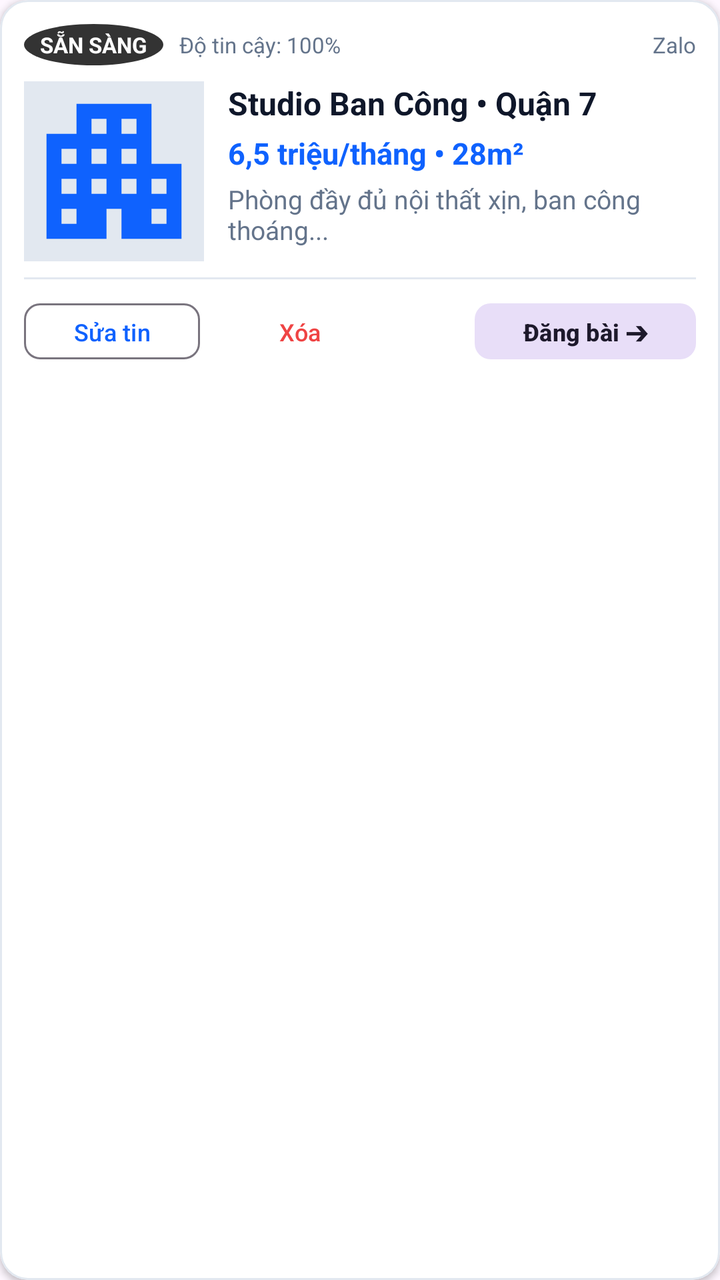
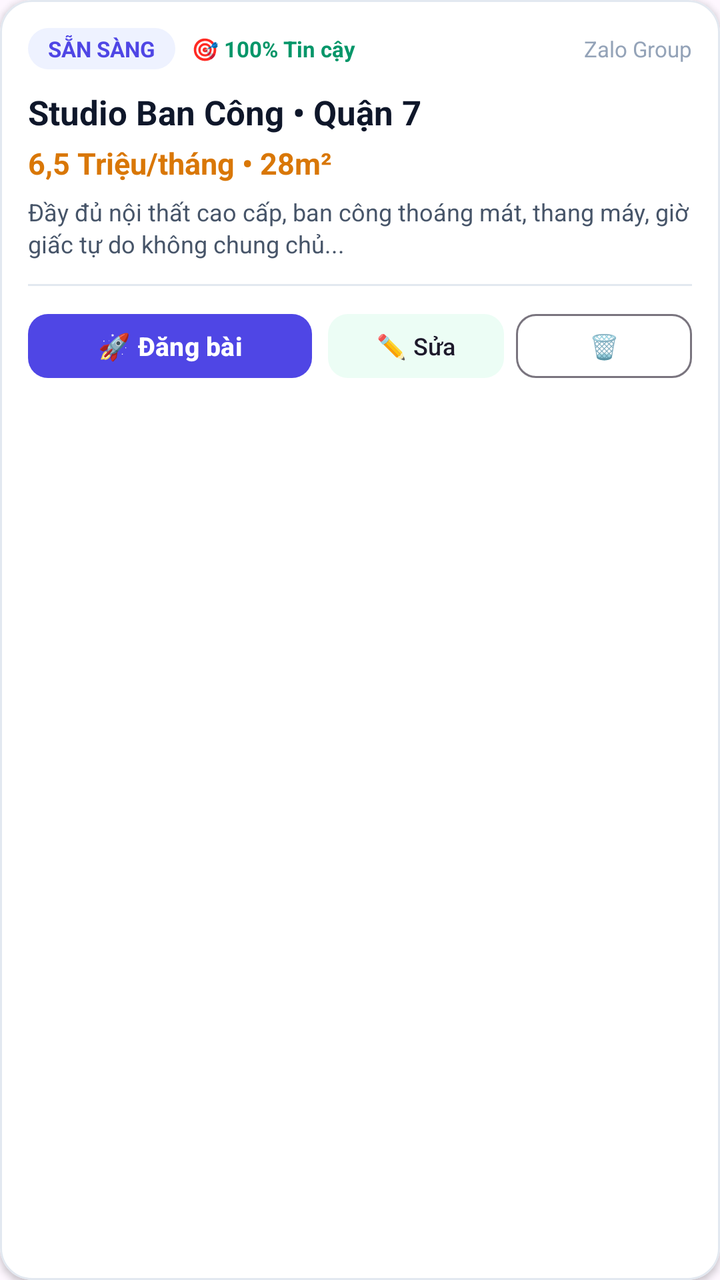

Screens rendered from an Android XML layout before and after an edit, with the pre-edit source and the edit as a unified diff.
<!-- AndroidManifest.xml: application theme Theme.Z2FBPostManager -->
<!-- res/layout/item_listing.xml -->
<?xml version="1.0" encoding="utf-8"?>
<com.google.android.material.card.MaterialCardView 
    xmlns:android="http://schemas.android.com/apk/res/android"
    xmlns:app="http://schemas.android.com/apk/res-auto"
    android:layout_width="match_parent"
    android:layout_height="wrap_content"
    android:layout_marginBottom="10dp"
    app:cardCornerRadius="14dp"
    app:cardElevation="2dp"
    app:strokeWidth="1dp"
    app:strokeColor="@color/divider"
    app:cardBackgroundColor="@color/surface">

    <LinearLayout
        android:layout_width="match_parent"
        android:layout_height="wrap_content"
        android:orientation="vertical"
        android:padding="12dp">

        <LinearLayout
            android:layout_width="match_parent"
            android:layout_height="wrap_content"
            android:orientation="horizontal"
            android:gravity="center_vertical">

            <TextView
                android:id="@+id/tv_status_badge"
                android:layout_width="wrap_content"
                android:layout_height="wrap_content"
                android:text="SẴN SÀNG"
                android:textSize="11sp"
                android:textStyle="bold"
                android:textColor="@color/white"
                android:background="@drawable/bg_circle_badge"
                android:paddingHorizontal="8dp"
                android:paddingVertical="3dp" />

            <TextView
                android:id="@+id/tv_confidence_badge"
                android:layout_width="wrap_content"
                android:layout_height="wrap_content"
                android:layout_marginStart="8dp"
                android:text="Độ tin cậy: 100%"
                android:textSize="11sp"
                android:textColor="@color/text_secondary" />

            <View
                android:layout_width="0dp"
                android:layout_height="1dp"
                android:layout_weight="1" />

            <TextView
                android:id="@+id/tv_source_tag"
                android:layout_width="wrap_content"
                android:layout_height="wrap_content"
                android:text="Zalo"
                android:textSize="11sp"
                android:textColor="@color/text_secondary" />
        </LinearLayout>

        <LinearLayout
            android:layout_width="match_parent"
            android:layout_height="wrap_content"
            android:layout_marginTop="8dp"
            android:orientation="horizontal">

            <ImageView
                android:id="@+id/iv_cover"
                android:layout_width="90dp"
                android:layout_height="90dp"
                android:scaleType="centerCrop"
                android:background="@color/divider"
                android:src="@drawable/ic_apartment"
                app:cornerRadius="8dp" />

            <LinearLayout
                android:layout_width="0dp"
                android:layout_height="wrap_content"
                android:layout_weight="1"
                android:layout_marginStart="12dp"
                android:orientation="vertical">

                <TextView
                    android:id="@+id/tv_title_district"
                    android:layout_width="match_parent"
                    android:layout_height="wrap_content"
                    android:text="Studio Ban Công • Quận 7"
                    android:textSize="16sp"
                    android:textStyle="bold"
                    android:textColor="@color/text_primary"
                    android:maxLines="1"
                    android:ellipsize="end" />

                <TextView
                    android:id="@+id/tv_price_area"
                    android:layout_width="match_parent"
                    android:layout_height="wrap_content"
                    android:layout_marginTop="4dp"
                    android:text="6,5 triệu/tháng • 28m²"
                    android:textSize="15sp"
                    android:textStyle="bold"
                    android:textColor="@color/primary" />

                <TextView
                    android:id="@+id/tv_clean_preview"
                    android:layout_width="match_parent"
                    android:layout_height="wrap_content"
                    android:layout_marginTop="4dp"
                    android:text="Phòng đầy đủ nội thất xịn, ban công thoáng..."
                    android:textSize="13sp"
                    android:textColor="@color/text_secondary"
                    android:maxLines="2"
                    android:ellipsize="end" />
            </LinearLayout>
        </LinearLayout>

        <View
            android:layout_width="match_parent"
            android:layout_height="1dp"
            android:layout_marginVertical="8dp"
            android:background="@color/divider" />

        <LinearLayout
            android:layout_width="match_parent"
            android:layout_height="wrap_content"
            android:orientation="horizontal"
            android:gravity="center_vertical">

            <com.google.android.material.button.MaterialButton
                android:id="@+id/btn_edit_listing"
                android:layout_width="wrap_content"
                android:layout_height="36dp"
                android:text="Sửa tin"
                android:textSize="12sp"
                style="@style/Widget.Material3.Button.OutlinedButton"
                app:cornerRadius="8dp" />

            <com.google.android.material.button.MaterialButton
                android:id="@+id/btn_delete_listing"
                android:layout_width="wrap_content"
                android:layout_height="36dp"
                android:layout_marginStart="6dp"
                android:text="Xóa"
                android:textSize="12sp"
                android:textColor="@color/error"
                style="@style/Widget.Material3.Button.TextButton" />

            <View
                android:layout_width="0dp"
                android:layout_height="1dp"
                android:layout_weight="1" />

            <com.google.android.material.button.MaterialButton
                android:id="@+id/btn_post_now"
                android:layout_width="wrap_content"
                android:layout_height="36dp"
                android:text="Đăng bài ➔"
                android:textSize="12sp"
                android:textStyle="bold"
                app:cornerRadius="8dp"
                style="@style/Widget.Material3.Button.TonalButton" />
        </LinearLayout>

    </LinearLayout>
</com.google.android.material.card.MaterialCardView>
<!-- resources referenced by this layout -->
<resources>
  <color name="divider">#E2E8F0</color>
  <color name="error">#EF4444</color>
  <color name="primary">#0F62FE</color>
  <color name="surface">#FFFFFF</color>
  <color name="text_primary">#0F172A</color>
  <color name="text_secondary">#64748B</color>
  <color name="white">#FFFFFF</color>
  <!-- drawable bg_circle_badge (drawable) -->
  <?xml version="1.0" encoding="utf-8"?>
  <shape xmlns:android="http://schemas.android.com/apk/res/android"
      android:shape="oval">
      <solid android:color="#CC000000" />
  </shape>
  <!-- drawable ic_apartment (drawable) -->
  <vector xmlns:android="http://schemas.android.com/apk/res/android"
      android:width="24dp"
      android:height="24dp"
      android:viewportWidth="24"
      android:viewportHeight="24">
    <path
        android:fillColor="@color/primary"
        android:pathData="M17,11V3H7v4H3v14h8v-4h2v4h8V11H17zM7,19H5v-2h2V19zM7,15H5v-2h2V15zM7,11H5V9h2V11zM11,15H9v-2h2V15zM11,11H9V9h2V11zM11,7H9V5h2V7zM15,15h-2v-2h2V15zM15,11h-2V9h2V11zM15,7h-2V5h2V7zM19,19h-2v-2h2V19zM19,15h-2v-2h2V15z"/>
  </vector>
  <style name="Theme.Z2FBPostManager" parent="Theme.Material3.DayNight.NoActionBar">
          
          <item name="colorPrimary">@color/primary</item>
          <item name="colorOnPrimary">@color/on_primary</item>
          <item name="colorSecondary">@color/secondary</item>
          <item name="android:statusBarColor">@color/surface</item>
          <item name="android:windowLightStatusBar">true</item>
          <item name="android:navigationBarColor">@color/surface</item>
      </style>
  <color name="on_primary">#FFFFFF</color>
  <color name="secondary">#0D9488</color>
</resources>

<!-- the commit's change to res/layout/item_listing.xml (unified diff, before → after) -->
@@ -4,8 +4,8 @@
     xmlns:app="http://schemas.android.com/apk/res-auto"
     android:layout_width="match_parent"
     android:layout_height="wrap_content"
-    android:layout_marginBottom="10dp"
-    app:cardCornerRadius="14dp"
+    android:layout_marginBottom="12dp"
+    app:cardCornerRadius="16dp"
     app:cardElevation="2dp"
     app:strokeWidth="1dp"
     app:strokeColor="@color/divider"
@@ -15,8 +15,9 @@
         android:layout_width="match_parent"
         android:layout_height="wrap_content"
         android:orientation="vertical"
-        android:padding="12dp">
+        android:padding="14dp">
 
+        
         <LinearLayout
             android:layout_width="match_parent"
             android:layout_height="wrap_content"
@@ -30,9 +31,9 @@
                 android:text="SẴN SÀNG"
                 android:textSize="11sp"
                 android:textStyle="bold"
-                android:textColor="@color/white"
-                android:background="@drawable/bg_circle_badge"
-                android:paddingHorizontal="8dp"
+                android:textColor="@color/primary"
+                android:background="@drawable/bg_pill_badge"
+                android:paddingHorizontal="10dp"
                 android:paddingVertical="3dp" />
 
             <TextView
@@ -40,9 +41,10 @@
                 android:layout_width="wrap_content"
                 android:layout_height="wrap_content"
                 android:layout_marginStart="8dp"
-                android:text="Độ tin cậy: 100%"
+                android:text="🎯 100% Tin cậy"
                 android:textSize="11sp"
-                android:textColor="@color/text_secondary" />
+                android:textStyle="bold"
+                android:textColor="@color/secondary" />
 
             <View
                 android:layout_width="0dp"
@@ -53,73 +55,78 @@
                 android:id="@+id/tv_source_tag"
                 android:layout_width="wrap_content"
                 android:layout_height="wrap_content"
-                android:text="Zalo"
+                android:text="Zalo Group"
                 android:textSize="11sp"
-                android:textColor="@color/text_secondary" />
+                android:textColor="@color/text_muted" />
         </LinearLayout>
 
+        
+        <TextView
+            android:id="@+id/tv_title_district"
+            android:layout_width="match_parent"
+            android:layout_height="wrap_content"
+            android:layout_marginTop="10dp"
+            android:text="Studio Ban Công • Quận 7"
+            android:textSize="17sp"
+            android:textStyle="bold"
+            android:textColor="@color/text_primary"
+            android:maxLines="1"
+            android:ellipsize="end" />
+
+        
         <LinearLayout
             android:layout_width="match_parent"
             android:layout_height="wrap_content"
-            android:layout_marginTop="8dp"
-            android:orientation="horizontal">
+            android:layout_marginTop="4dp"
+            android:orientation="horizontal"
+            android:gravity="center_vertical">
 
-            <ImageView
-                android:id="@+id/iv_cover"
-                android:layout_width="90dp"
-                android:layout_height="90dp"
-                android:scaleType="centerCrop"
-                android:background="@color/divider"
-                android:src="@drawable/ic_apartment"
-                app:cornerRadius="8dp" />
+            <TextView
+                android:id="@+id/tv_price_area"
+                android:layout_width="wrap_content"
+                android:layout_height="wrap_content"
+                android:text="6,5 Triệu/tháng • 28m²"
+                android:textSize="15sp"
+                android:textStyle="bold"
+                android:textColor="@color/price_gold" />
+        </LinearLayout>
 
-            <LinearLayout
-                android:layout_width="0dp"
-                android:layout_height="wrap_content"
-                android:layout_weight="1"
-                android:layout_marginStart="12dp"
-                android:orientation="vertical">
+        
+        <TextView
+            android:id="@+id/tv_stale_warning"
+            android:layout_width="match_parent"
+            android:layout_height="wrap_content"
+            android:layout_marginTop="6dp"
+            android:text="⚠️ Tin đã đăng hơn 14 ngày. Cần check lại phòng trống với chủ nhà!"
+            android:textSize="11sp"
+            android:textStyle="bold"
+            android:textColor="@color/warning"
+            android:background="@color/warning_container"
+            android:paddingHorizontal="8dp"
+            android:paddingVertical="4dp"
+            android:visibility="gone" />
 
-                <TextView
-                    android:id="@+id/tv_title_district"
-                    android:layout_width="match_parent"
-                    android:layout_height="wrap_content"
-                    android:text="Studio Ban Công • Quận 7"
-                    android:textSize="16sp"
-                    android:textStyle="bold"
-                    android:textColor="@color/text_primary"
-                    android:maxLines="1"
-                    android:ellipsize="end" />
-
-                <TextView
-                    android:id="@+id/tv_price_area"
-                    android:layout_width="match_parent"
-                    android:layout_height="wrap_content"
-                    android:layout_marginTop="4dp"
-                    android:text="6,5 triệu/tháng • 28m²"
-                    android:textSize="15sp"
-                    android:textStyle="bold"
-                    android:textColor="@color/primary" />
-
-                <TextView
-                    android:id="@+id/tv_clean_preview"
-                    android:layout_width="match_parent"
-                    android:layout_height="wrap_content"
-                    android:layout_marginTop="4dp"
-                    android:text="Phòng đầy đủ nội thất xịn, ban công thoáng..."
-                    android:textSize="13sp"
-                    android:textColor="@color/text_secondary"
-                    android:maxLines="2"
-                    android:ellipsize="end" />
-            </LinearLayout>
-        </LinearLayout>
+        
+        <TextView
+            android:id="@+id/tv_clean_preview"
+            android:layout_width="match_parent"
+            android:layout_height="wrap_content"
+            android:layout_marginTop="6dp"
+            android:text="Đầy đủ nội thất cao cấp, ban công thoáng mát, thang máy, giờ giấc tự do không chung chủ..."
+            android:textSize="12sp"
+            android:textColor="@color/text_secondary"
+            android:maxLines="2"
+            android:ellipsize="end"
+            android:lineSpacingExtra="2dp" />
 
         <View
             android:layout_width="match_parent"
             android:layout_height="1dp"
-            android:layout_marginVertical="8dp"
+            android:layout_marginTop="12dp"
+            android:layout_marginBottom="10dp"
             android:background="@color/divider" />
 
+        
         <LinearLayout
             android:layout_width="match_parent"
             android:layout_height="wrap_content"
@@ -127,38 +134,35 @@
             android:gravity="center_vertical">
 
             <com.google.android.material.button.MaterialButton
+                android:id="@+id/btn_post_now"
+                android:layout_width="0dp"
+                android:layout_height="40dp"
+                android:layout_weight="1"
+                android:text="🚀 Đăng bài"
+                android:textSize="13sp"
+                android:textStyle="bold"
+                app:cornerRadius="10dp"
+                app:backgroundTint="@color/primary" />
+
+            <com.google.android.material.button.MaterialButton
                 android:id="@+id/btn_edit_listing"
                 android:layout_width="wrap_content"
-                android:layout_height="36dp"
-                android:text="Sửa tin"
+                android:layout_height="40dp"
+                android:layout_marginStart="8dp"
+                android:text="✏️ Sửa"
                 android:textSize="12sp"
-                style="@style/Widget.Material3.Button.OutlinedButton"
-                app:cornerRadius="8dp" />
+                app:cornerRadius="10dp"
+                style="@style/Widget.Material3.Button.TonalButton" />
 
             <com.google.android.material.button.MaterialButton
                 android:id="@+id/btn_delete_listing"
                 android:layout_width="wrap_content"
-                android:layout_height="36dp"
+                android:layout_height="40dp"
                 android:layout_marginStart="6dp"
-                android:text="Xóa"
+                android:text="🗑️"
                 android:textSize="12sp"
-                android:textColor="@color/error"
-                style="@style/Widget.Material3.Button.TextButton" />
-
-            <View
-                android:layout_width="0dp"
-                android:layout_height="1dp"
-                android:layout_weight="1" />
-
-            <com.google.android.material.button.MaterialButton
-                android:id="@+id/btn_post_now"
-                android:layout_width="wrap_content"
-                android:layout_height="36dp"
-                android:text="Đăng bài ➔"
-                android:textSize="12sp"
-                android:textStyle="bold"
-                app:cornerRadius="8dp"
-                style="@style/Widget.Material3.Button.TonalButton" />
+                app:cornerRadius="10dp"
+                style="@style/Widget.Material3.Button.OutlinedButton" />
         </LinearLayout>
 
     </LinearLayout>
<!-- resource entries referenced after the edit -->
@@ -1,38 +1,36 @@
 <!-- resources referenced by this layout -->
 <resources>
   <color name="divider">#E2E8F0</color>
-  <color name="error">#EF4444</color>
-  <color name="primary">#0F62FE</color>
+  <color name="price_gold">#D97706</color>
+  <color name="primary">#4F46E5</color>
   <color name="surface">#FFFFFF</color>
+  <color name="text_muted">#94A3B8</color>
   <color name="text_primary">#0F172A</color>
-  <color name="text_secondary">#64748B</color>
-  <color name="white">#FFFFFF</color>
-  <!-- drawable bg_circle_badge (drawable) -->
+  <color name="text_secondary">#475569</color>
+  <color name="warning">#F59E0B</color>
+  <color name="warning_container">#FEF3C7</color>
+  <!-- drawable bg_pill_badge (drawable) -->
   <?xml version="1.0" encoding="utf-8"?>
-  <shape xmlns:android="http://schemas.android.com/apk/res/android"
-      android:shape="oval">
-      <solid android:color="#CC000000" />
+  <shape xmlns:android="http://schemas.android.com/apk/res/android">
+      <corners android:radius="20dp" />
+      <solid android:color="@color/primary_container" />
+      <padding android:left="10dp" android:right="10dp" android:top="4dp" android:bottom="4dp" />
   </shape>
-  <!-- drawable ic_apartment (drawable) -->
-  <vector xmlns:android="http://schemas.android.com/apk/res/android"
-      android:width="24dp"
-      android:height="24dp"
-      android:viewportWidth="24"
-      android:viewportHeight="24">
-    <path
-        android:fillColor="@color/primary"
-        android:pathData="M17,11V3H7v4H3v14h8v-4h2v4h8V11H17zM7,19H5v-2h2V19zM7,15H5v-2h2V15zM7,11H5V9h2V11zM11,15H9v-2h2V15zM11,11H9V9h2V11zM11,7H9V5h2V7zM15,15h-2v-2h2V15zM15,11h-2V9h2V11zM15,7h-2V5h2V7zM19,19h-2v-2h2V19zM19,15h-2v-2h2V15z"/>
-  </vector>
   <style name="Theme.Z2FBPostManager" parent="Theme.Material3.DayNight.NoActionBar">
           
           <item name="colorPrimary">@color/primary</item>
           <item name="colorOnPrimary">@color/on_primary</item>
+          <item name="colorPrimaryContainer">@color/primary_container</item>
           <item name="colorSecondary">@color/secondary</item>
+          <item name="colorSecondaryContainer">@color/secondary_container</item>
+          
           <item name="android:statusBarColor">@color/surface</item>
           <item name="android:windowLightStatusBar">true</item>
           <item name="android:navigationBarColor">@color/surface</item>
       </style>
+  <color name="primary_container">#EEF2FF</color>
   <color name="on_primary">#FFFFFF</color>
-  <color name="secondary">#0D9488</color>
+  <color name="secondary_container">#ECFDF5</color>
+  <color name="secondary">#059669</color>
 </resources>
 
